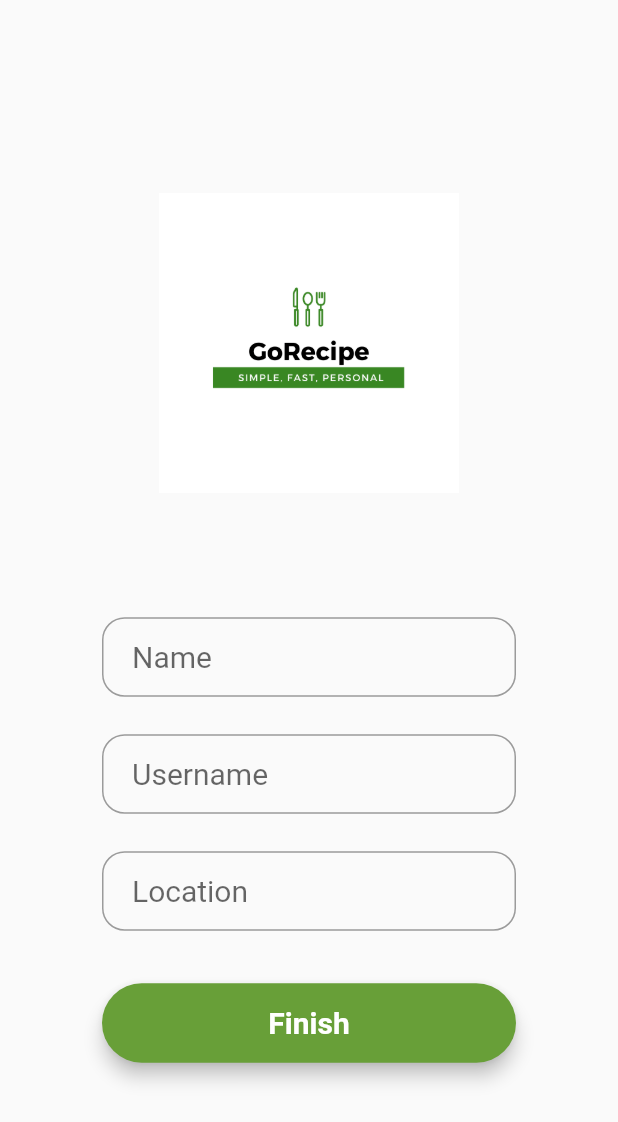
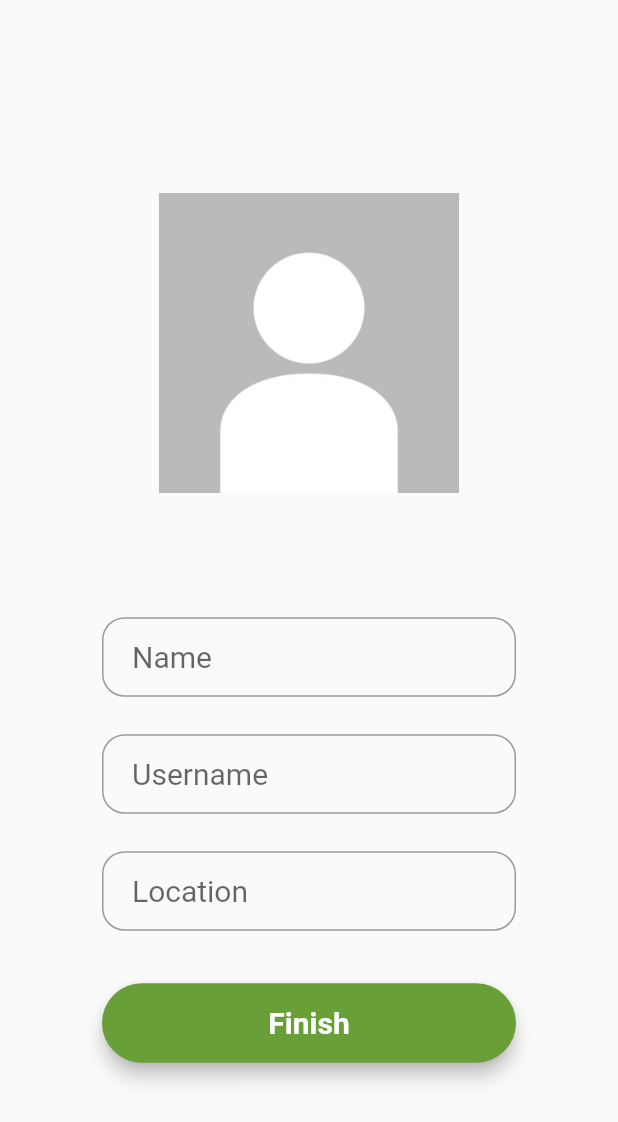
Before and after one commit to Capstone-Projects-2022-Spring/project-gorecipe, a Flutter app: the EditAccount screen opened directly, on a phone screen of 412 x 824 dp. Shown: the top 1122 px of the screen. Run offline on Flutter 3.47's test engine with Material 2 defaults, Android fonts, the phone set to English and light mode, and no system bars; Roboto replaces fonts that are missing (Montserrat).

Commit message:
change default picture to match view profile

```diff
--- a/GoRECIPE/gorecipe/lib/Screens/edit_account.dart
+++ b/GoRECIPE/gorecipe/lib/Screens/edit_account.dart
@@ -27,7 +27,7 @@ class _EditAccount extends State<EditAccount> {
   @override
   Widget build(BuildContext context) {
     final profileButton = IconButton(
-      icon: Image.asset('assets/images/logo.png'),
+      icon: Image.asset('assets/images/default_pfp.png'),
       iconSize: 200,
       onPressed: () {},
     );
```
